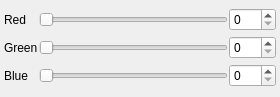
The window that src/client/ui/colordialog.ui (drawpile/Drawpile) describes before a commit, drawn with Qt 5.
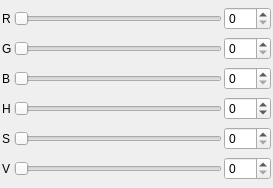
The same window after the commit.

Commit message: added hsv sliders

The edit to the form file:
```diff
--- a/src/client/ui/colordialog.ui
+++ b/src/client/ui/colordialog.ui
@@ -5,32 +5,18 @@
    <rect>
     <x>0</x>
     <y>0</y>
-    <width>280</width>
-    <height>97</height>
+    <width>273</width>
+    <height>188</height>
    </rect>
   </property>
   <layout class="QGridLayout" >
    <property name="margin" >
-    <number>4</number>
+    <number>2</number>
    </property>
    <property name="spacing" >
-    <number>1</number>
+    <number>2</number>
    </property>
-   <item row="2" column="0" colspan="2" >
-    <widget class="QLabel" name="label_3" >
-     <property name="text" >
-      <string>Blue</string>
-     </property>
-    </widget>
-   </item>
-   <item row="1" column="0" colspan="2" >
-    <widget class="QLabel" name="label_2" >
-     <property name="text" >
-      <string>Green</string>
-     </property>
-    </widget>
-   </item>
-   <item row="1" column="2" >
+   <item row="1" column="1" >
     <widget class="QSlider" name="green" >
      <property name="maximum" >
       <number>255</number>
@@ -40,7 +26,7 @@
      </property>
     </widget>
    </item>
-   <item row="2" column="2" >
+   <item row="2" column="1" >
     <widget class="QSlider" name="blue" >
      <property name="maximum" >
       <number>255</number>
@@ -50,28 +36,28 @@
      </property>
     </widget>
    </item>
-   <item row="0" column="3" >
+   <item row="0" column="2" >
     <widget class="QSpinBox" name="redbox" >
      <property name="maximum" >
       <number>255</number>
      </property>
     </widget>
    </item>
-   <item row="1" column="3" >
+   <item row="1" column="2" >
     <widget class="QSpinBox" name="greenbox" >
      <property name="maximum" >
       <number>255</number>
      </property>
     </widget>
    </item>
-   <item row="2" column="3" >
+   <item row="2" column="2" >
     <widget class="QSpinBox" name="bluebox" >
      <property name="maximum" >
       <number>255</number>
      </property>
     </widget>
    </item>
-   <item row="0" column="2" >
+   <item row="0" column="1" >
     <widget class="QSlider" name="red" >
      <property name="maximum" >
       <number>255</number>
@@ -81,10 +67,99 @@
      </property>
     </widget>
    </item>
-   <item row="0" column="0" colspan="2" >
+   <item row="2" column="0" >
+    <widget class="QLabel" name="label_3" >
+     <property name="text" >
+      <string>B</string>
+     </property>
+    </widget>
+   </item>
+   <item row="1" column="0" >
+    <widget class="QLabel" name="label_2" >
+     <property name="text" >
+      <string>G</string>
+     </property>
+    </widget>
+   </item>
+   <item row="0" column="0" >
     <widget class="QLabel" name="label" >
      <property name="text" >
-      <string>Red</string>
+      <string>R</string>
+     </property>
+    </widget>
+   </item>
+   <item row="3" column="0" >
+    <widget class="QLabel" name="label_4" >
+     <property name="text" >
+      <string>H</string>
+     </property>
+    </widget>
+   </item>
+   <item row="4" column="0" >
+    <widget class="QLabel" name="label_6" >
+     <property name="text" >
+      <string>S</string>
+     </property>
+    </widget>
+   </item>
+   <item row="5" column="0" >
+    <widget class="QLabel" name="label_5" >
+     <property name="text" >
+      <string>V</string>
+     </property>
+    </widget>
+   </item>
+   <item row="3" column="1" >
+    <widget class="QSlider" name="hue" >
+     <property name="maximum" >
+      <number>359</number>
+     </property>
+     <property name="orientation" >
+      <enum>Qt::Horizontal</enum>
+     </property>
+    </widget>
+   </item>
+   <item row="4" column="1" >
+    <widget class="QSlider" name="saturation" >
+     <property name="maximum" >
+      <number>255</number>
+     </property>
+     <property name="orientation" >
+      <enum>Qt::Horizontal</enum>
+     </property>
+    </widget>
+   </item>
+   <item row="5" column="1" >
+    <widget class="QSlider" name="value" >
+     <property name="maximum" >
+      <number>255</number>
+     </property>
+     <property name="orientation" >
+      <enum>Qt::Horizontal</enum>
+     </property>
+    </widget>
+   </item>
+   <item row="3" column="2" >
+    <widget class="QSpinBox" name="huebox" >
+     <property name="wrapping" >
+      <bool>true</bool>
+     </property>
+     <property name="maximum" >
+      <number>359</number>
+     </property>
+    </widget>
+   </item>
+   <item row="4" column="2" >
+    <widget class="QSpinBox" name="saturationbox" >
+     <property name="maximum" >
+      <number>255</number>
+     </property>
+    </widget>
+   </item>
+   <item row="5" column="2" >
+    <widget class="QSpinBox" name="valuebox" >
+     <property name="maximum" >
+      <number>255</number>
      </property>
     </widget>
    </item>
```
Left out of the diff: 124 changed lines with no effect on the pictures. The commit also changes 2 other files.
